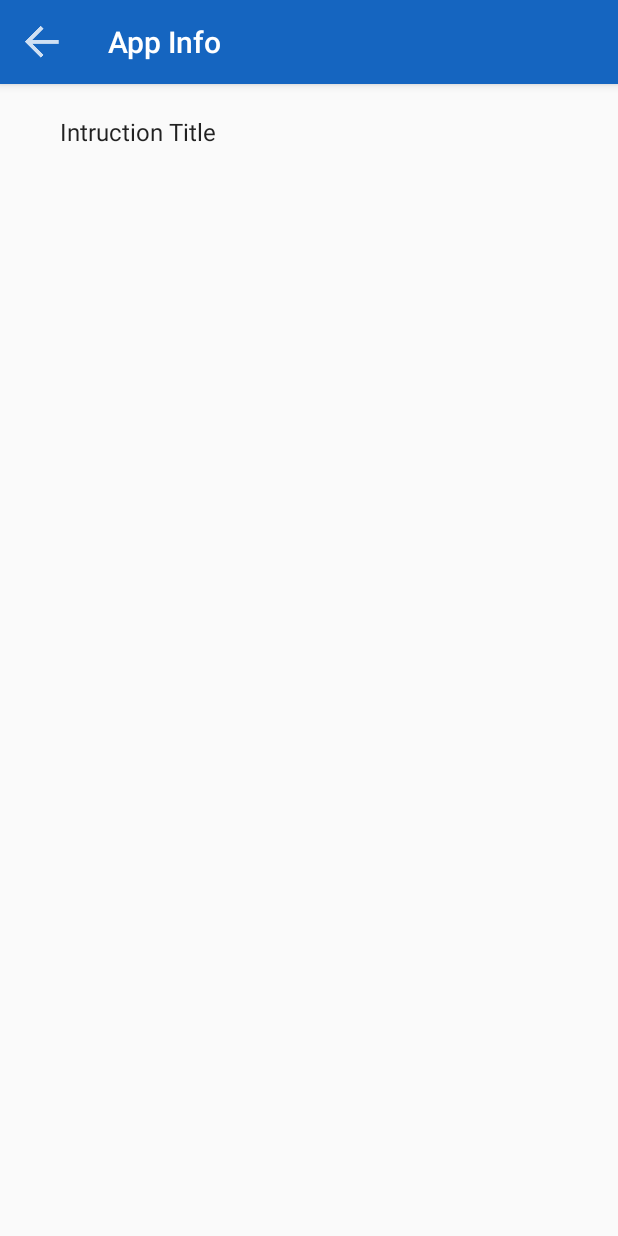
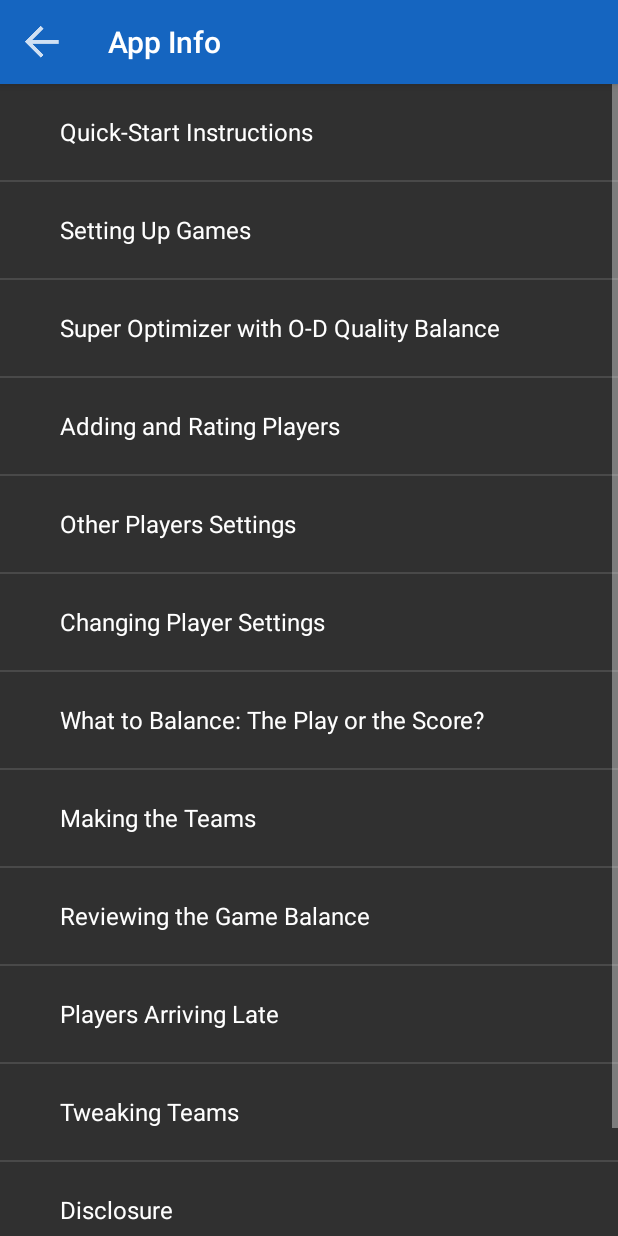
Before and after one commit to jloures/TeamChooser, an Android app: the screen it shows after launch (AppInfoListActivity), after a tap on "Get Info", on a phone screen of 412 x 824 dp. Run offline under Robolectric (Android 15) with nearby library versions, the phone set to English and light mode, and no system bars.

Commit message:
Added static instructions

```diff
--- a/app/src/main/java/com/example/capstone/teamchooser/AppInfoListActivity.java
+++ b/app/src/main/java/com/example/capstone/teamchooser/AppInfoListActivity.java
@@ -2,7 +2,6 @@ package com.example.capstone.teamchooser;
 
 import android.content.Intent;
 import android.support.v7.app.ActionBar;
-import android.support.v7.app.AppCompatActivity;
 import android.os.Bundle;
 import android.support.v7.widget.Toolbar;
 import android.view.View;
@@ -10,12 +9,13 @@ import android.widget.AdapterView;
 import android.widget.ArrayAdapter;
 import android.widget.ListView;
 
-import com.example.capstone.teamchooser.helperfunctions.GenerateInstructions;
-import com.example.capstone.teamchooser.helperfunctions.Instruction;
+import com.example.capstone.teamchooser.helperClasses.GenerateInstructions;
+import com.example.capstone.teamchooser.helperClasses.Instruction;
+import com.example.capstone.teamchooser.helperClasses.TeamChooserActivity;
 
 import java.util.ArrayList;
 
-public class AppInfoListActivity extends AppCompatActivity {
+public class AppInfoListActivity extends TeamChooserActivity {
 
     //This is our toolbar, which has the title 'App Info' and a back button that is white
     private Toolbar m_toolbar;
--- a/app/src/main/java/com/example/capstone/teamchooser/MainActivity.java
+++ b/app/src/main/java/com/example/capstone/teamchooser/MainActivity.java
@@ -1,14 +1,15 @@
 package com.example.capstone.teamchooser;
 
 import android.content.Intent;
-import android.support.v7.app.AppCompatActivity;
 import android.os.Bundle;
 import android.support.v7.widget.Toolbar;
 import android.view.Menu;
 import android.view.MenuInflater;
 import android.view.MenuItem;
 
-public class MainActivity extends AppCompatActivity {
+import com.example.capstone.teamchooser.helperClasses.TeamChooserActivity;
+
+public class MainActivity extends TeamChooserActivity {
 
     private Toolbar m_toolbar = null;
 
--- /dev/null
+++ b/app/src/main/java/com/example/capstone/teamchooser/helperClasses/GenerateInstructions.java
@@ -0,0 +1,125 @@
+package com.example.capstone.teamchooser.helperClasses;
+
+import java.util.ArrayList;
+
+//We will be using this class to read the instructions from a file and add it
+//the different sections to the list in AppInfo
+
+public class GenerateInstructions {
+    private static ArrayList<Instruction> m_instructionsList = null;
+
+    public static ArrayList<Instruction> getAllInstructions() {
+        if( m_instructionsList == null ) {
+            preCompiledInstructions();
+        }
+        return m_instructionsList;
+    }
+
+    public static ArrayList<Instruction> generateFromFile() {
+        return null;
+    }
+
+    //This is a method for adding new instructions directly from a different class and with no
+    //need for having a file
+    public static void generateSimple( String title, String description ) {
+        if ( m_instructionsList == null ) {
+            m_instructionsList = new ArrayList<>();
+        }
+
+        Instruction newInstruction = new Instruction();
+        newInstruction.setTitle( title );
+        newInstruction.setDescription( description );
+
+        m_instructionsList.add( newInstruction );
+    }
+
+    private static void preCompiledInstructions() {
+        if ( m_instructionsList == null ) {
+            m_instructionsList = new ArrayList<>();
+        } else {
+            return;
+        }
+        m_instructionsList.add( new Instruction(
+                "Quick-Start Instructions",
+                "1. On the Game List screen, press Add game.  \n" +
+                "2. Enter the name for your game (for example, \"Friday Hockey\" or \"Monday Footy\") and press Save.  \n" +
+                "3. Select your new game from the Game Listscreen, by tapping it.  This will take you to the game screen.\n" +
+                "4. Press “+” to begin entering the names and ratings of all the people who may play in the game.\n" +
+                "5. For each player, input a name and a rating number between 1 and 10. (See below for advice on how to choose the ratings; these are important if you want to achieve balanced teams.)\n" +
+                "6. Press Save for each new player.\n" +
+                "7. When done entering players, press Done.\n" +
+                "8. Back on the game screen (such as \"Friday Hockey\") you'll see the list of players you have entered. Indicate who is present on a given day by tapping their name. Tap the name again to mark them as away.\n" +
+                "9. Once you've selected everyone who is present, press Make teams. "
+        ));
+
+        m_instructionsList.add(new Instruction(
+                "Setting Up Games",
+                "You can create as many games as you'd like, with no limit to the number of players in each game. Change game settings by tapping the 'i' (info) circle next to the game name in the Game List. You can change the details of a game in the Game Settings screen, and also create a duplicate. Duplicating a game makes it easy to experiment, for example with different player ratings.\n" +
+                "On the Game Settings screen, setting the Balance Offence-Defence Count switch to On will balance the number of players you have designated as offence with the number you have designated as defence."
+        ));
+
+        m_instructionsList.add(new Instruction(
+                "Super Optimizer with O-D Quality Balance",
+                "You can also make use of an experimental version of the balance optimizer, called the “Super Optimizer,” in the Game Settings screen. This Super Optimizer applies a different approach to balancing the teams. Additionally, it enables you to balance the average ratings, or quality, of offence and defence, not just the count. \n" +
+                        "\n" +
+                        "Notes about the Super Optimizer: \n" +
+                        "\n" +
+                        "If you set Balance O-D Ratings On, the optimizer may sacrifice some of the overall balance between the two teams, but not much.\n" +
+                        "In some cases, such as when only a few players are designated as offence or defence, it’s not possible to balance the quality of offence and defence. TeamChooser indicates if it was able to do so on the Make Teams screen by showing “(ODQ Bal)” in the statistics line beside the team heading. If this indicator is not present, this means that there wasn’t sufficient opportunity to do the O-D rating balancing."
+        ));
+
+        m_instructionsList.add(new Instruction(
+                "Adding and Rating Players",
+                "Once you have created a game, click on the game name (on the Game List screen) to access its player screen. Here, press the “+” button to add and rate players. The key to achieving a balanced game is to accurately rate the level of effectiveness of each player on a scale from 1 to 10 (actually, you can use a larger scale if you’d like). The effectiveness rating should boil down all of their attributes to one number.  That number represents the player’s contribution to the outcome of the game. Some skilled players do not necessarily put out huge effort, and may be less effective than unskilled players who try harder.\n" +
+                        "\n" +
+                        "We suggest the following method to select the ratings for your players: List the players in order of effectiveness. Then, group players who play at a similar level. Assuming a 10-point scale (you can vary this if you’d like), assign the top group a score of 8 the next 6, 4, and so on. Within the groups, make adjustments to reflect differences. Make sure you leave a little room at the bottom and top of the scale to add new players outside of the range of the current players.\n" +
+                        "\n" +
+                        "If you feel uncomfortable making these ratings yourself, try consulting others.  We have found it helpful to consult with 1 or 2 other people to reach a consensus on the numbers.  However, it is best not to tell too many people what the ratings are, as it is personal and can be sensitive."
+        ));
+
+        m_instructionsList.add( new Instruction(
+                "Other Players Settings",
+                "When you add players, you can set whether they are more suited to offence or defence.  To balance the teams by offence and by defence (in addition to the overall balance), use the switches in the Game Settingsscreen, as described above. You can also set a player to be on a particular team by turning on the Pre-assignswitch, and then selecting the team you wish them to appear on. This is an easy way to put players on the same team, or to ensure they are opponents."
+        ));
+
+        m_instructionsList.add( new Instruction(
+                "Changing Player Settings",
+                "You can edit the player details by first selecting Edit…on the game screen. Then select the 'i' (info) link for the desired player. When you are done, press Done editing players."
+        ));
+
+        m_instructionsList.add( new Instruction(
+                "What to Balance: The Play or the Score?",
+                "If your game type involves a unique player position that can have a big impact on the outcome – such as a goaltender in hockey or soccer, a quarterback in American football, or a pitcher in baseball – you need to consider whether it’s more important to have even play or a close score. If your preference is for even play, then we suggest excluding the unique player position from the player list and just assigning it manually. Alternatively, if you prefer a close score, include the player position and pre-assign the two people who will play this position to opposite teams. Do your best to rate these players according to the contribution they will have, which is generally much stronger than the other players due to their unique position. (Note: In our experience, most players have more fun when the play is balanced, regardless of the score.)"
+        ));
+
+        m_instructionsList.add( new Instruction(
+                "Making the Teams",
+                "Once you’ve checked the names of the players who have shown up for the game, select Make teams. Based on your ratings and the game settings, TeamChooser will optimize the balance of the teams. "
+        ));
+
+        m_instructionsList.add( new Instruction(
+                "Reviewing the Game Balance",
+                "Beside each team heading you will see four numbers. The first number gives the average rating of all players on that team.  The next number, after the “D:” gives the average rating of the defence players. Then you’ll see the average rating of the offence players (after “O:”). Finally, the total number of players on the team is shown after “COUNT”. "
+        ));
+
+        m_instructionsList.add( new Instruction(
+                "Players Arriving Late",
+                "Sometimes players arrive late, after you've selected Make teams. To minimally disrupt the assigned teams and still preserve a balanced game, press the New Arrivals button at the top of the Teams screen. Select Yes in the confirmation message, and then select the new players that have arrived. When you select Make teams again, TeamChooser will assign the late players and make no more than two changes to the current teams. TeamChooser will highlight the names of the players who’ve had their team change so you can let them know. Also, the newly arrived players will be indicated."
+        ));
+
+        m_instructionsList.add( new Instruction(
+                "Tweaking Teams",
+                "To make minor changes to the teams suggested by TeamChooser, press the Tweak button. This will swap two players to make the average rating of each team as close as possible. Of course, if you’ve done a good job rating the players, you can trust TeamChooser’s initial suggestion to provide the best balance."
+        ));
+
+        m_instructionsList.add( new Instruction(
+                "Disclosure",
+                "TeamChooser sends statistics to us (the developers) on the use of the application, including average team ratings, number of players in games and game names. This information helps us understand how TeamChooser is being used, for us to make valuable improvements. Player names and individual ratings are not recorded or transmitted."
+        ));
+
+        m_instructionsList.add( new Instruction(
+                "Feeback?",
+                "Please help us improve TeamChooser. Email us at TeamChooserapp@gmail.com with your suggestions."
+        ));
+    }
+}
--- a/app/src/main/java/com/example/capstone/teamchooser/helperfunctions/Instruction.java
+++ b/app/src/main/java/com/example/capstone/teamchooser/helperClasses/Instruction.java
@@ -1,4 +1,4 @@
-package com.example.capstone.teamchooser.helperfunctions;
+package com.example.capstone.teamchooser.helperClasses;
 
 import java.io.Serializable;
 
@@ -7,15 +7,18 @@ public class Instruction implements Serializable{
     private String m_instructionTitle = null;
     private String m_instructionDescription = null;
 
-    public void setTitle( String name ) {
-        this.m_instructionTitle = name;
+    public Instruction(String title, String description) {
+        this.m_instructionDescription = description;
+        this.m_instructionTitle = title;
+    }
+    public Instruction() {}
+    public void setTitle( String title ) {
+        this.m_instructionTitle = title;
     }
     public String getTitle() {
         return this.m_instructionTitle;
     }
-    public void setDescription( String description ) {
-        this.m_instructionDescription = description;
-    }
+    public void setDescription( String description ) { this.m_instructionDescription = description; }
     public String getDescription() {
         return this.m_instructionDescription;
     }
--- /dev/null
+++ b/app/src/main/java/com/example/capstone/teamchooser/helperClasses/TeamChooserActivity.java
@@ -0,0 +1,10 @@
+package com.example.capstone.teamchooser.helperClasses;
+
+import android.support.v7.app.AppCompatActivity;
+
+//This class will hold any global variables and or methods that
+//will be avaible in all activities
+public class TeamChooserActivity extends AppCompatActivity {
+    //Size of the font in dip units
+    public static int m_fontSize = 15;
+}
--- a/app/src/main/java/com/example/capstone/teamchooser/helperfunctions/GenerateInstructions.java
+++ /dev/null
@@ -1,38 +0,0 @@
-package com.example.capstone.teamchooser.helperfunctions;
-
-import java.io.Serializable;
-import java.util.ArrayList;
-import javax.xml.parsers.*;
-import java.io.*;
-
-//We will be using this class to read the instructions from a file and add it
-//the different sections to the list in AppInfo
-
-public class GenerateInstructions {
-    private static ArrayList<Instruction> m_instructionsList = null;
-
-    public static ArrayList<Instruction> getAllInstructions() {
-        if( m_instructionsList == null ) {
-            generateSimple("Intruction Title", "Instruction Description");
-        }
-        return m_instructionsList;
-    }
-
-    public static ArrayList<Instruction> generateFromFile() {
-        return null;
-    }
-
-    //This is a method for adding new instructions directly from a different class and with no
-    //need for having a file
-    public static void generateSimple( String title, String description ) {
-        if ( m_instructionsList == null ) {
-            m_instructionsList = new ArrayList<>();
-        }
-
-        Instruction newInstruction = new Instruction();
-        newInstruction.setTitle( title );
-        newInstruction.setDescription( description );
-
-        m_instructionsList.add( newInstruction );
-    }
-}
--- a/app/src/main/res/layout/activity_app_info_list.xml
+++ b/app/src/main/res/layout/activity_app_info_list.xml
@@ -16,5 +16,6 @@
         android:drawSelectorOnTop="true"
         android:layout_width="match_parent"
         android:layout_height="wrap_content"
-        android:layout_below="@+id/app_info_list_toolbar" />
+        android:layout_below="@+id/app_info_list_toolbar"
+       android:layout_alignParentBottom="true" />
 </RelativeLayout>
--- a/app/src/main/res/layout/activity_instruction.xml
+++ b/app/src/main/res/layout/activity_instruction.xml
@@ -14,5 +14,9 @@
         android:layout_width="wrap_content"
         android:layout_height="wrap_content"
         android:id="@+id/instruction_description"
-        android:layout_below="@+id/instruction_toolbar" />
+        android:paddingBottom="@dimen/activity_vertical_margin"
+        android:paddingLeft="@dimen/activity_horizontal_margin"
+        android:paddingRight="@dimen/activity_horizontal_margin"
+        android:paddingTop="@dimen/activity_vertical_margin"
+        android:layout_below="@+id/instruction_toolbar"/>
 </RelativeLayout>
```
Also changed, not shown: app/src/main/AndroidManifest.xml (+6 -7 lines), app/src/main/java/com/example/capstone/teamchooser/AddGameActivity.java (added, +13 -0 lines), app/src/main/java/com/example/capstone/teamchooser/InstructionActivity.java (+5 -3 lines), app/src/main/res/layout/activity_add_game.xml (added, +7 -0 lines).
